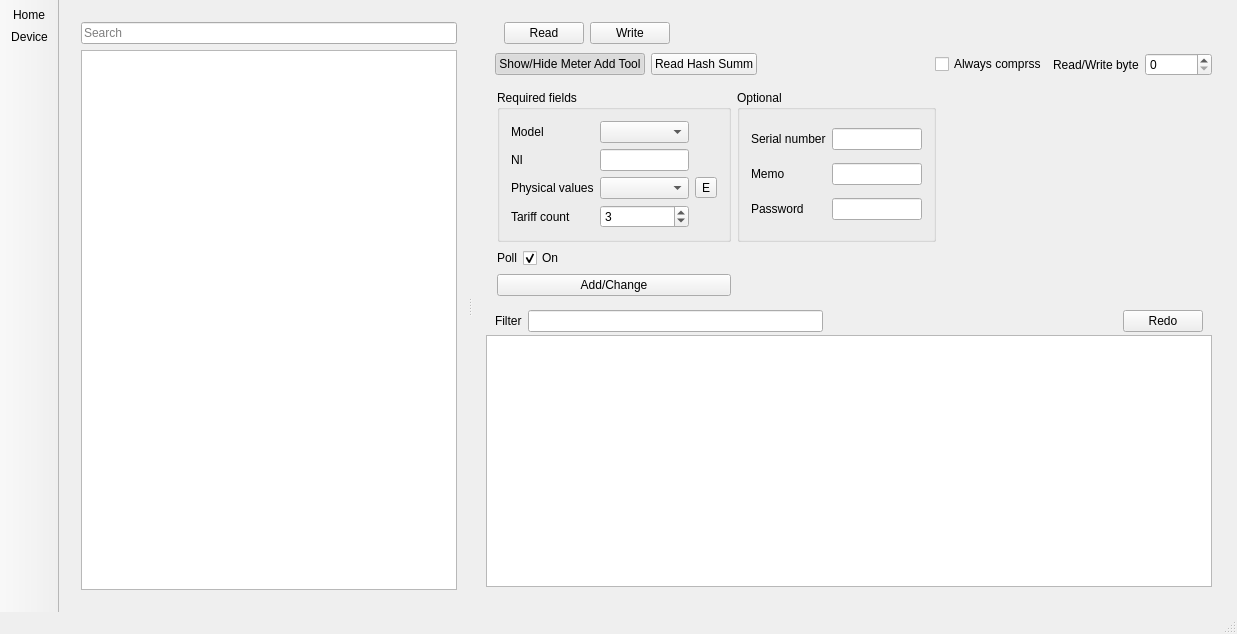
Above: mainwindow.ui from KTS-Intek/Matilda-config before the change. Below: the same form after it.
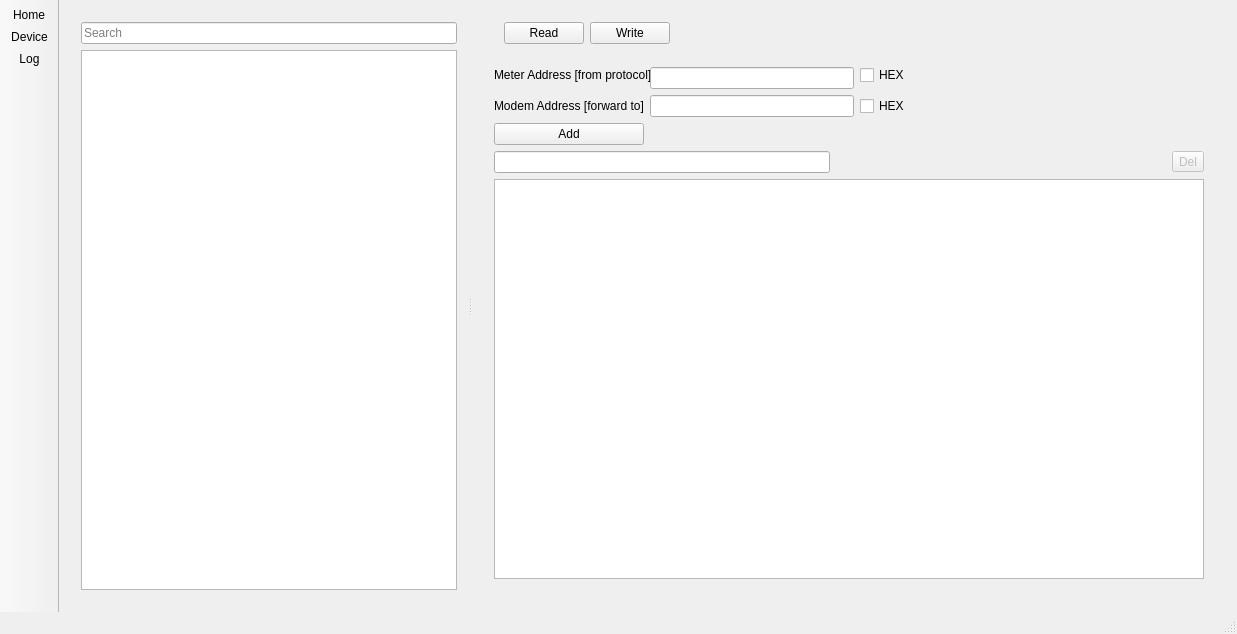
That is the form after the change. The open tabs and pages were chosen to show the change. Icons and pictures are not drawn.

Commit message: 1. Виправлено хеш таблиць розраховувасть не по тій даті 2. Всі кнопки тепер нормально видно (додав рамку) 3. Додано опис протоколу на російській мові

The edit to the form file:
```diff
--- a/mainwindow.ui
+++ b/mainwindow.ui
@@ -3128,6 +3128,149 @@
                       </property>
                      </widget>
                     </item>
+                    <item row="4" column="0">
+                     <widget class="QLabel" name="label_22">
+                      <property name="text">
+                       <string>Forwarding</string>
+                      </property>
+                     </widget>
+                    </item>
+                    <item row="4" column="1" colspan="2">
+                     <widget class="QCheckBox" name="cbEnblForward">
+                      <property name="text">
+                       <string>Enable</string>
+                      </property>
+                     </widget>
+                    </item>
+                   </layout>
+                  </widget>
+                  <widget class="QWidget" name="page_29">
+                   <layout class="QGridLayout" name="gridLayout_23">
+                    <item row="0" column="0" rowspan="2" colspan="2">
+                     <widget class="QLabel" name="label_106">
+                      <property name="text">
+                       <string>Meter Address [from protocol]</string>
+                      </property>
+                     </widget>
+                    </item>
+                    <item row="0" column="2" rowspan="2">
+                     <widget class="QCheckBox" name="cbLeMeterAddrFromH">
+                      <property name="text">
+                       <string>HEX</string>
+                      </property>
+                     </widget>
+                    </item>
+                    <item row="1" column="1">
+                     <widget class="QLineEdit" name="leMeterAddrFrom">
+                      <property name="maxLength">
+                       <number>32</number>
+                      </property>
+                      <property name="clearButtonEnabled">
+                       <bool>true</bool>
+                      </property>
+                     </widget>
+                    </item>
+                    <item row="2" column="0">
+                     <widget class="QLabel" name="label_107">
+                      <property name="text">
+                       <string>Modem Address [forward to]</string>
+                      </property>
+                     </widget>
+                    </item>
+                    <item row="2" column="1">
+                     <widget class="QLineEdit" name="leModemAddrTo">
+                      <property name="maxLength">
+                       <number>32</number>
+                      </property>
+                      <property name="clearButtonEnabled">
+                       <bool>true</bool>
+                      </property>
+                     </widget>
+                    </item>
+                    <item row="2" column="2">
+                     <widget class="QCheckBox" name="cbLeModemAddrToH">
+                      <property name="text">
+                       <string>HEX</string>
+                      </property>
+                     </widget>
+                    </item>
+                    <item row="2" column="3">
+                     <spacer name="horizontalSpacer_60">
+                      <property name="orientation">
+                       <enum>Qt::Horizontal</enum>
+                      </property>
+                      <property name="sizeHint" stdset="0">
+                       <size>
+                        <width>288</width>
+                        <height>20</height>
+                       </size>
+                      </property>
+                     </spacer>
+                    </item>
+                    <item row="3" column="0">
+                     <widget class="QPushButton" name="pbAddForward">
+                      <property name="text">
+                       <string>Add</string>
+                      </property>
+                      <property name="icon">
+                       <iconset>
+                        <normaloff>:/img/img/edit_add.png</normaloff>:/img/img/edit_add.png</iconset>
+                      </property>
+                     </widget>
+                    </item>
+                    <item row="4" column="0" colspan="4">
+                     <layout class="QHBoxLayout" name="horizontalLayout_48">
+                      <item>
+                       <widget class="QLineEdit" name="leRouteFilter">
+                        <property name="clearButtonEnabled">
+                         <bool>true</bool>
+                        </property>
+                       </widget>
+                      </item>
+                      <item>
+                       <spacer name="horizontalSpacer_61">
+                        <property name="orientation">
+                         <enum>Qt::Horizontal</enum>
+                        </property>
+                        <property name="sizeHint" stdset="0">
+                         <size>
+                          <width>40</width>
+                          <height>20</height>
+                         </size>
+                        </property>
+                       </spacer>
+                      </item>
+                      <item>
+                       <widget class="QToolButton" name="tbDelFromForwardTable">
+                        <property name="enabled">
+                         <bool>false</bool>
+                        </property>
+                        <property name="text">
+                         <string>Del</string>
+                        </property>
+                       </widget>
+                      </item>
+                     </layout>
+                    </item>
+                    <item row="5" column="0" colspan="4">
+                     <widget class="QTableView" name="tvForward">
+                      <property name="editTriggers">
+                       <set>QAbstractItemView::NoEditTriggers</set>
+                      </property>
+                      <property name="alternatingRowColors">
+                       <bool>true</bool>
+                      </property>
+                      <property name="selectionBehavior">
+                       <enum>QAbstractItemView::SelectRows</enum>
+                      </property>
+                      <property name="sortingEnabled">
+                       <bool>true</bool>
+                      </property>
+                      <attribute name="horizontalHeaderDefaultSectionSize">
+                       <number>300</number>
+                      </attribute>
+                     </widget>
+                    </item>
                    </layout>
                   </widget>
                   <widget class="QWidget" name="page_17">
@@ -5250,6 +5393,7 @@
    </attribute>
    <addaction name="actionHome"/>
    <addaction name="actionDevice"/>
+   <addaction name="actionLog"/>
   </widget>
   <widget class="QStatusBar" name="statusBar"/>
   <action name="actionDevice">
@@ -5262,6 +5406,11 @@
     <string>Home</string>
    </property>
   </action>
+  <action name="actionLog">
+   <property name="text">
+    <string>Log</string>
+   </property>
+  </action>
  </widget>
  <layoutdefault spacing="6" margin="11"/>
  <resources/>
```
Left out of the diff: 194 changed lines with no effect on the pictures. The commit also changes 7 other files.
